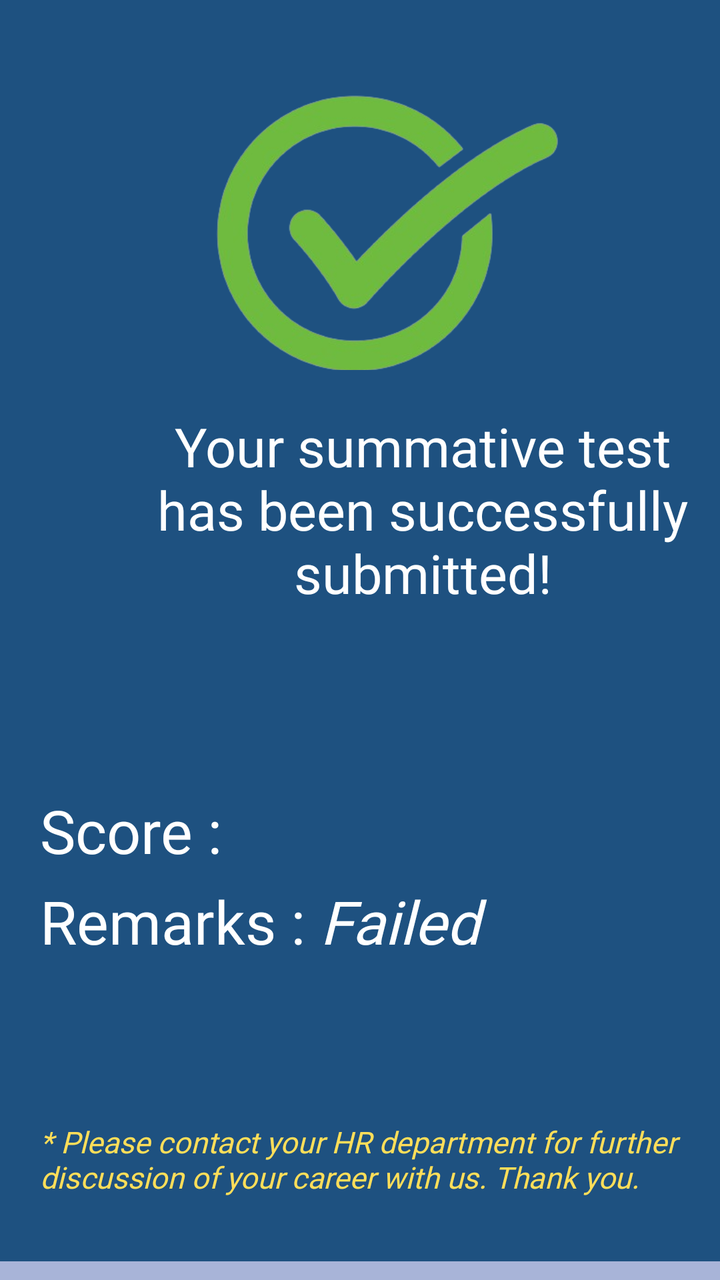
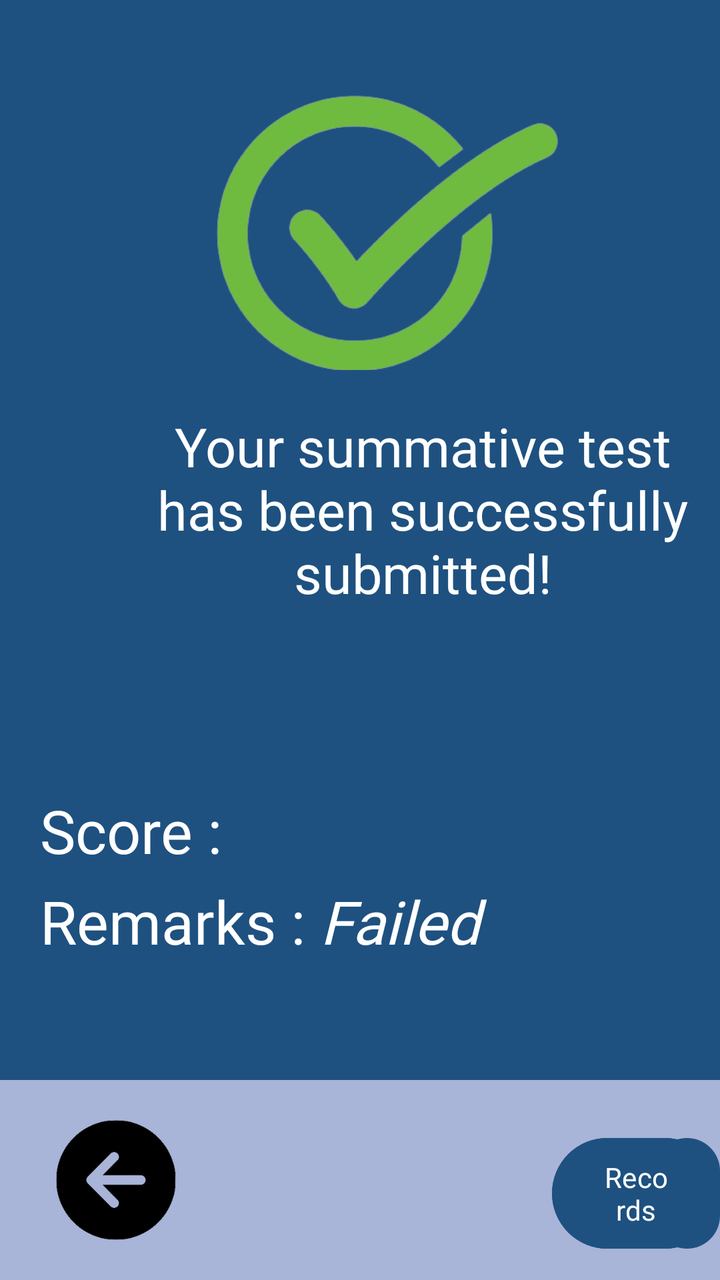

Screens rendered from an Android XML layout before and after an edit, with the pre-edit source and the edit as a unified diff.
<!-- AndroidManifest.xml: application theme Theme.FinalsApplication -->
<!-- res/layout/submission_page_failed1.xml -->
<RelativeLayout xmlns:android="http://schemas.android.com/apk/res/android"
    android:layout_width="match_parent"
    android:layout_height="match_parent"
    xmlns:tools="http://schemas.android.com/tools"
    xmlns:app="http://schemas.android.com/apk/res-auto"
    android:background="@color/ourBlue">

        <LinearLayout
            android:layout_width="match_parent"
            android:layout_height="wrap_content"
            android:orientation="vertical">

            <LinearLayout
                android:layout_width="match_parent"
                android:layout_height="185dp"
                android:layout_alignParentTop="true"
                android:background="#1e5180">

                <ImageView
                    android:id="@+id/imageView"
                    android:layout_width="wrap_content"
                    android:layout_height="230dp"
                    android:layout_weight="1"
                    android:background="?android:attr/selectableItemBackground"
                    android:scaleType="fitCenter"
                    android:src="@drawable/checkmark_icon" />
            </LinearLayout>


            <TextView
                android:id="@+id/textViewLesson1"
                android:layout_width="313dp"
                android:layout_height="100dp"
                android:layout_marginStart="55dp"
                android:layout_marginTop="20dp"
                android:fontFamily="@font/roboto_regular"
                android:text="Your summative test has been successfully submitted!"
                android:textAlignment="center"
                android:textColor="@color/white"
                android:textSize="27sp" />

            <TextView
                android:id="@+id/textView2"
                android:layout_width="match_parent"
                android:layout_height="55dp"
                android:layout_marginStart="20dp"
                android:layout_marginTop="90dp"
                android:fontFamily="@font/roboto_black"
                android:text="Score : "
                android:textAlignment="textStart"
                android:textColor="@color/white"
                android:textSize="30sp" />

            <TextView
                android:id="@+id/textView4"
                android:layout_width="match_parent"
                android:layout_height="wrap_content"
                android:layout_marginStart="20dp"
                android:layout_marginTop="-10dp"
                android:fontFamily="@font/roboto_black_italic"
                android:text="@string/remarks_failed"
                android:textAlignment="textStart"
                android:textColor="@color/white"
                android:textSize="30sp" />

            <TextView
                android:id="@+id/textView6"
                android:layout_width="match_parent"
                android:layout_height="70dp"
                android:layout_marginStart="20dp"
                android:layout_marginTop="80dp"
                android:fontFamily="@font/roboto_black"
                android:text="* Please contact your HR department for further discussion of your career with us. Thank you."
                android:textAlignment="textStart"
                android:textColor="#FFDE59"
                android:textSize="15sp"
                android:textStyle="italic" />

            <LinearLayout
                android:layout_width="match_parent"
                android:layout_height="100dip"
                android:layout_alignParentBottom="true"
                android:background="#a8b4d8">

                <Button
                    android:id="@+id/button"
                    android:layout_width="175dp"
                    android:layout_height="65dp"
                    android:layout_marginStart="20dp"
                    android:layout_marginTop="20dp"
                    android:layout_marginBottom="20dp"
                    android:textStyle="bold"
                    android:scaleType="fitCenter"
                    android:text="MAIN DASHBOARD"
                    android:fontFamily="@font/roboto_regular"
                    android:backgroundTint="@color/black"/>

                <Button
                    android:id="@+id/button2"
                    android:layout_width="175dp"
                    android:layout_height="65dp"
                    android:layout_marginStart="20dp"
                    android:layout_marginEnd="20dp"
                    android:layout_marginTop="20dp"
                    android:layout_marginBottom="20dp"
                    android:textStyle="bold"
                    android:scaleType="fitCenter"
                    android:text="RECORDS"
                    android:fontFamily="@font/roboto_regular"
                    android:backgroundTint="@color/black"/>

            </LinearLayout>
        </LinearLayout>
</RelativeLayout>
<!-- resources referenced by this layout -->
<resources>
  <color name="black">#000000</color>
  <color name="ourBlue">#1e5180</color>
  <color name="white">#FFFFFFFF</color>
  <!-- drawable checkmark_icon: png bitmap (drawable, 75847 bytes) -->
  <string name="remarks_failed">Remarks : <i>Failed</i></string>
  <style name="Theme.FinalsApplication" parent="Base.Theme.FinalsApplication" />
  <style name="Base.Theme.FinalsApplication" parent="Theme.Material3.DayNight.NoActionBar">
          
          
          <item name="android:statusBarColor">#00000000</item>
      </style>
</resources>

<!-- the commit's change to res/layout/submission_page_failed1.xml (unified diff, before → after) -->
@@ -66,49 +66,51 @@
             <TextView
                 android:id="@+id/textView6"
                 android:layout_width="match_parent"
-                android:layout_height="70dp"
+                android:layout_height="wrap_content"
+                android:layout_below="@+id/textView4"
                 android:layout_marginStart="20dp"
-                android:layout_marginTop="80dp"
+                android:layout_marginTop="60dp"
+                android:layout_marginEnd="20dp"
+                android:layout_above="@id/imageButtonBackTP1"
                 android:fontFamily="@font/roboto_black"
                 android:text="* Please contact your HR department for further discussion of your career with us. Thank you."
                 android:textAlignment="textStart"
                 android:textColor="#FFDE59"
                 android:textSize="15sp"
                 android:textStyle="italic" />
+        </LinearLayout>
 
             <LinearLayout
                 android:layout_width="match_parent"
-                android:layout_height="100dip"
+                android:layout_height="100dp"
                 android:layout_alignParentBottom="true"
                 android:background="#a8b4d8">
 
-                <Button
-                    android:id="@+id/button"
-                    android:layout_width="175dp"
-                    android:layout_height="65dp"
+                <ImageButton
+                    android:id="@+id/imageButtonBackTP1"
+                    android:layout_width="76dp"
+                    android:layout_height="wrap_content"
                     android:layout_marginStart="20dp"
                     android:layout_marginTop="20dp"
                     android:layout_marginBottom="20dp"
-                    android:textStyle="bold"
+                    android:background="?android:attr/selectableItemBackground"
                     android:scaleType="fitCenter"
-                    android:text="MAIN DASHBOARD"
-                    android:fontFamily="@font/roboto_regular"
-                    android:backgroundTint="@color/black"/>
+                    android:src="@drawable/arrowleft"
+                    android:contentDescription="Back to Dashboard"/>
 
                 <Button
-                    android:id="@+id/button2"
-                    android:layout_width="175dp"
-                    android:layout_height="65dp"
-                    android:layout_marginStart="20dp"
-                    android:layout_marginEnd="20dp"
-                    android:layout_marginTop="20dp"
-                    android:layout_marginBottom="20dp"
-                    android:textStyle="bold"
+                    android:id="@+id/buttonRecords"
+                    android:layout_width="wrap_content"
+                    android:layout_height="wrap_content"
+                    android:layout_marginStart="180dp"
+                    android:layout_marginTop="29dp"
+                    android:background="@drawable/rounded_button"
+                    android:fontFamily="@font/roboto_light"
                     android:scaleType="fitCenter"
-                    android:text="RECORDS"
-                    android:fontFamily="@font/roboto_regular"
-                    android:backgroundTint="@color/black"/>
+                    android:text="Records"
+                    android:textColor="@color/white"
+                    app:backgroundTint="#1e5180" />
 
             </LinearLayout>
-        </LinearLayout>
+
 </RelativeLayout>
<!-- resource entries referenced after the edit -->
@@ -1,9 +1,42 @@
 <!-- resources referenced by this layout -->
 <resources>
-  <color name="black">#000000</color>
   <color name="ourBlue">#1e5180</color>
   <color name="white">#FFFFFFFF</color>
+  <!-- drawable arrowleft: png bitmap (drawable, 16559 bytes) -->
   <!-- drawable checkmark_icon: png bitmap (drawable, 75847 bytes) -->
+  <!-- drawable rounded_button (drawable) -->
+  <?xml version="1.0" encoding="utf-8"?>
+  <layer-list xmlns:android="http://schemas.android.com/apk/res/android">
+  
+      <item>
+          <shape>
+              <corners android:radius="51dp" /> 
+              <solid android:color="#1e5180" />
+          </shape>
+      </item>
+  
+      <item android:left="51dp">
+          <shape>
+              <solid android:color="#1e5180" />
+              <corners android:radius="51dp" /> 
+              <corners android:topRightRadius="51dp"
+                  android:topLeftRadius="51dp"
+                  android:bottomRightRadius="51dp"
+                  android:bottomLeftRadius="51dp"/>
+          </shape>
+      </item>
+  
+      <item>
+          <shape>
+              
+              <corners android:radius="51dp" /> 
+              <solid android:color="@android:color/transparent" />
+              <stroke
+                  android:width="1dp"
+                  android:color="#1e5180" />
+          </shape>
+      </item>
+  </layer-list>
   <string name="remarks_failed">Remarks : <i>Failed</i></string>
   <style name="Theme.FinalsApplication" parent="Base.Theme.FinalsApplication" />
   <style name="Base.Theme.FinalsApplication" parent="Theme.Material3.DayNight.NoActionBar">
